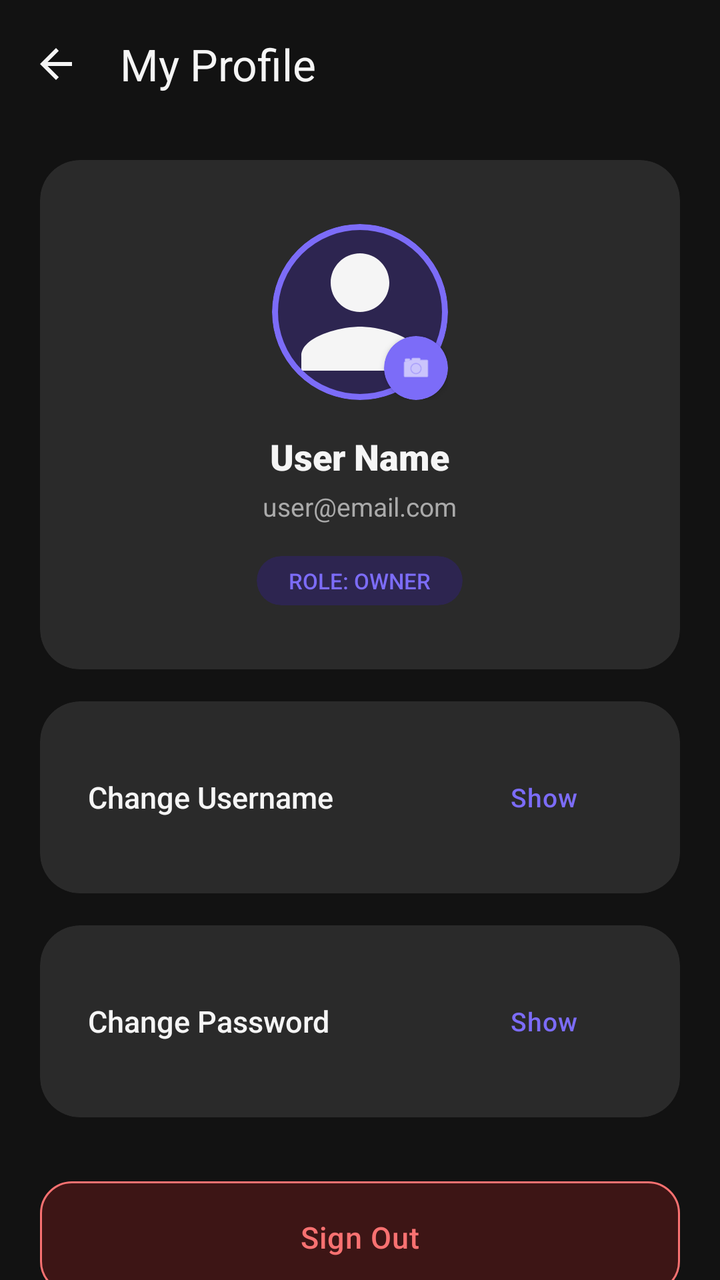
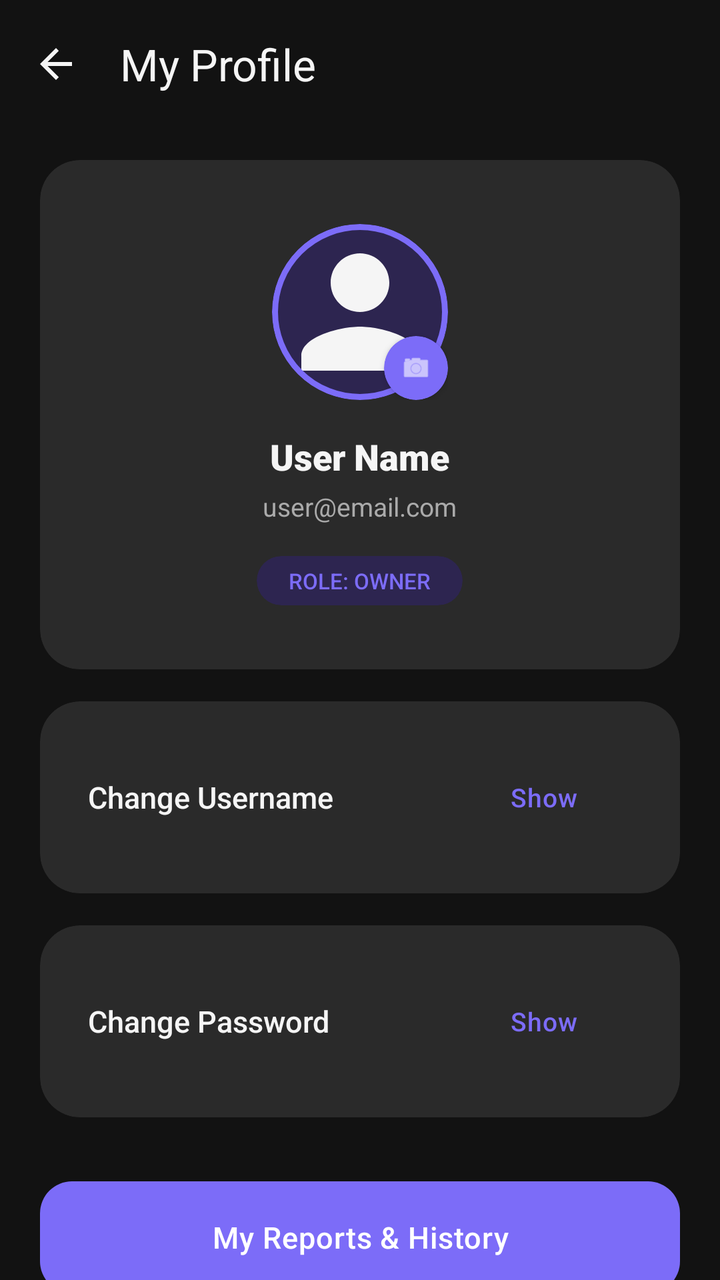

Two renders of the same Android screen: before a commit and after it. Below are the layout's source before the change and the commit's diff.
<!-- AndroidManifest.xml: application theme Theme.Findora -->
<!-- res/layout/activity_profile.xml -->
<?xml version="1.0" encoding="utf-8"?>
<androidx.coordinatorlayout.widget.CoordinatorLayout
    xmlns:android="http://schemas.android.com/apk/res/android"
    xmlns:app="http://schemas.android.com/apk/res-auto"
    android:layout_width="match_parent"
    android:layout_height="match_parent"
    android:background="@color/screen_background">

    <com.google.android.material.appbar.AppBarLayout
        android:layout_width="match_parent"
        android:layout_height="wrap_content"
        android:background="@color/screen_background"
        app:elevation="0dp">

        <com.google.android.material.appbar.MaterialToolbar
            android:id="@+id/toolbar"
            android:layout_width="match_parent"
            android:layout_height="?attr/actionBarSize"
            app:navigationIcon="?attr/homeAsUpIndicator"
            app:navigationIconTint="@color/text_dark"
            app:title="My Profile"
            app:titleTextColor="@color/text_dark" />
    </com.google.android.material.appbar.AppBarLayout>

    <androidx.core.widget.NestedScrollView
        android:layout_width="match_parent"
        android:layout_height="match_parent"
        android:fillViewport="true"
        app:layout_behavior="@string/appbar_scrolling_view_behavior">

        <LinearLayout
            android:layout_width="match_parent"
            android:layout_height="wrap_content"
            android:orientation="vertical"
            android:paddingHorizontal="@dimen/screen_padding_horizontal"
            android:paddingBottom="@dimen/spacing_xlarge">

            
            <com.google.android.material.card.MaterialCardView
                style="@style/Widget.Findora.Card"
                android:layout_width="match_parent"
                android:layout_height="wrap_content"
                android:layout_marginTop="@dimen/spacing_medium">

                <LinearLayout
                    android:layout_width="match_parent"
                    android:layout_height="wrap_content"
                    android:gravity="center_horizontal"
                    android:orientation="vertical"
                    android:paddingVertical="@dimen/spacing_xlarge"
                    android:paddingHorizontal="@dimen/spacing_large">

                    
                    <FrameLayout
                        android:layout_width="wrap_content"
                        android:layout_height="wrap_content"
                        android:layout_gravity="center">

                        <com.google.android.material.card.MaterialCardView
                            android:id="@+id/cvProfilePicture"
                            android:layout_width="88dp"
                            android:layout_height="88dp"
                            app:cardCornerRadius="44dp"
                            app:cardElevation="0dp"
                            app:strokeWidth="3dp"
                            app:strokeColor="@color/primary_purple"
                            app:cardBackgroundColor="@color/light_purple">

                            <ImageView
                                android:id="@+id/ivProfilePicture"
                                android:layout_width="match_parent"
                                android:layout_height="match_parent"
                                android:scaleType="centerCrop"
                                android:src="@drawable/ic_person" />
                        </com.google.android.material.card.MaterialCardView>

                        <com.google.android.material.card.MaterialCardView
                            android:id="@+id/btnEditProfilePicture"
                            android:layout_width="32dp"
                            android:layout_height="32dp"
                            android:layout_gravity="bottom|end"
                            android:clickable="true"
                            android:focusable="true"
                            app:cardCornerRadius="16dp"
                            app:cardElevation="2dp"
                            app:cardBackgroundColor="@color/primary_purple">

                            <ImageView
                                android:layout_width="16dp"
                                android:layout_height="16dp"
                                android:layout_gravity="center"
                                android:src="@android:drawable/ic_menu_camera"
                                app:tint="@android:color/white" />
                        </com.google.android.material.card.MaterialCardView>
                    </FrameLayout>

                    
                    <TextView
                        android:id="@+id/tvFullName"
                        android:layout_width="wrap_content"
                        android:layout_height="wrap_content"
                        android:layout_marginTop="@dimen/spacing_medium"
                        android:text="User Name"
                        android:textColor="@color/text_dark"
                        android:textSize="@dimen/text_h3"
                        android:fontFamily="sans-serif-black" />

                    
                    <TextView
                        android:id="@+id/tvEmail"
                        android:layout_width="wrap_content"
                        android:layout_height="wrap_content"
                        android:layout_marginTop="4dp"
                        android:text="user@email.com"
                        android:textColor="@color/text_gray"
                        android:textSize="@dimen/text_caption" />

                    
                    <com.google.android.material.card.MaterialCardView
                        android:layout_width="wrap_content"
                        android:layout_height="wrap_content"
                        android:layout_marginTop="@dimen/spacing_medium"
                        app:cardCornerRadius="20dp"
                        app:cardElevation="0dp"
                        app:strokeWidth="0dp"
                        app:cardBackgroundColor="@color/light_purple">

                        <TextView
                            android:id="@+id/tvRole"
                            android:layout_width="wrap_content"
                            android:layout_height="wrap_content"
                            android:paddingHorizontal="16dp"
                            android:paddingVertical="5dp"
                            android:text="ROLE: OWNER"
                            android:textColor="@color/primary_purple"
                            android:textSize="11sp"
                            android:fontFamily="sans-serif-medium" />
                    </com.google.android.material.card.MaterialCardView>
                </LinearLayout>
            </com.google.android.material.card.MaterialCardView>

            
            <com.google.android.material.card.MaterialCardView
                style="@style/Widget.Findora.Card"
                android:layout_width="match_parent"
                android:layout_height="wrap_content"
                android:layout_marginTop="@dimen/spacing_medium">

                <LinearLayout
                    android:layout_width="match_parent"
                    android:layout_height="wrap_content"
                    android:orientation="vertical"
                    android:padding="@dimen/spacing_large">

                    <LinearLayout
                        android:layout_width="match_parent"
                        android:layout_height="wrap_content"
                        android:gravity="center_vertical"
                        android:orientation="horizontal">

                        <TextView
                            android:layout_width="0dp"
                            android:layout_height="wrap_content"
                            android:layout_weight="1"
                            android:text="Change Username"
                            android:textColor="@color/text_dark"
                            android:textSize="@dimen/text_body"
                            android:fontFamily="sans-serif-medium" />

                        <com.google.android.material.button.MaterialButton
                            android:id="@+id/btnToggleChangeUsername"
                            style="@style/Widget.Findora.Button.Text"
                            android:layout_width="wrap_content"
                            android:layout_height="wrap_content"
                            android:text="Show" />
                    </LinearLayout>

                    <LinearLayout
                        android:id="@+id/layoutChangeUsernameForm"
                        android:layout_width="match_parent"
                        android:layout_height="wrap_content"
                        android:orientation="vertical"
                        android:visibility="gone">

                        <com.google.android.material.textfield.TextInputLayout
                            style="@style/Widget.Findora.TextInputLayout"
                            android:layout_width="match_parent"
                            android:layout_height="wrap_content"
                            android:layout_marginTop="@dimen/spacing_small"
                            android:hint="Current Username">

                            <com.google.android.material.textfield.TextInputEditText
                                android:id="@+id/etCurrentUsername"
                                android:layout_width="match_parent"
                                android:layout_height="wrap_content"
                                android:inputType="textNoSuggestions"
                                android:enabled="false"
                                android:textColor="@color/text_dark"
                                android:textColorHint="@color/text_hint" />
                        </com.google.android.material.textfield.TextInputLayout>

                        <com.google.android.material.textfield.TextInputLayout
                            style="@style/Widget.Findora.TextInputLayout"
                            android:layout_width="match_parent"
                            android:layout_height="wrap_content"
                            android:layout_marginTop="@dimen/spacing_small"
                            android:hint="New Username">

                            <com.google.android.material.textfield.TextInputEditText
                                android:id="@+id/etNewUsername"
                                android:layout_width="match_parent"
                                android:layout_height="wrap_content"
                                android:inputType="textNoSuggestions"
                                android:textColor="@color/text_dark"
                                android:textColorHint="@color/text_hint" />
                        </com.google.android.material.textfield.TextInputLayout>

                        <com.google.android.material.textfield.TextInputLayout
                            style="@style/Widget.Findora.TextInputLayout"
                            android:layout_width="match_parent"
                            android:layout_height="wrap_content"
                            android:layout_marginTop="@dimen/spacing_small"
                            android:hint="Confirm New Username">

                            <com.google.android.material.textfield.TextInputEditText
                                android:id="@+id/etConfirmUsername"
                                android:layout_width="match_parent"
                                android:layout_height="wrap_content"
                                android:inputType="textNoSuggestions"
                                android:textColor="@color/text_dark"
                                android:textColorHint="@color/text_hint" />
                        </com.google.android.material.textfield.TextInputLayout>

                        <TextView
                            android:id="@+id/tvChangeUsernameError"
                            android:layout_width="match_parent"
                            android:layout_height="wrap_content"
                            android:layout_marginTop="@dimen/spacing_small"
                            android:textColor="@color/error_red"
                            android:textSize="@dimen/text_caption"
                            android:visibility="gone" />

                        <com.google.android.material.button.MaterialButton
                            android:id="@+id/btnUpdateUsername"
                            style="@style/Widget.Findora.Button"
                            android:layout_width="match_parent"
                            android:layout_height="@dimen/button_height"
                            android:layout_marginTop="@dimen/spacing_medium"
                            android:text="Update Username" />
                    </LinearLayout>
                </LinearLayout>
            </com.google.android.material.card.MaterialCardView>

            
            <com.google.android.material.card.MaterialCardView
                style="@style/Widget.Findora.Card"
                android:layout_width="match_parent"
                android:layout_height="wrap_content"
                android:layout_marginTop="@dimen/spacing_medium">

                <LinearLayout
                    android:layout_width="match_parent"
                    android:layout_height="wrap_content"
                    android:orientation="vertical"
                    android:padding="@dimen/spacing_large">

                    <LinearLayout
                        android:layout_width="match_parent"
                        android:layout_height="wrap_content"
                        android:gravity="center_vertical"
                        android:orientation="horizontal">

                        <TextView
                            android:layout_width="0dp"
                            android:layout_height="wrap_content"
                            android:layout_weight="1"
                            android:text="Change Password"
                            android:textColor="@color/text_dark"
                            android:textSize="@dimen/text_body"
                            android:fontFamily="sans-serif-medium" />

                        <com.google.android.material.button.MaterialButton
                            android:id="@+id/btnToggleChangePassword"
                            style="@style/Widget.Findora.Button.Text"
                            android:layout_width="wrap_content"
                            android:layout_height="wrap_content"
                            android:text="Show" />
                    </LinearLayout>

                    <LinearLayout
                        android:id="@+id/layoutChangePasswordForm"
                        android:layout_width="match_parent"
                        android:layout_height="wrap_content"
                        android:orientation="vertical"
                        android:visibility="gone">

                        <com.google.android.material.textfield.TextInputLayout
                            style="@style/Widget.Findora.TextInputLayout"
                            android:layout_width="match_parent"
                            android:layout_height="wrap_content"
                            android:layout_marginTop="@dimen/spacing_small"
                            android:hint="Current Password"
                            app:passwordToggleEnabled="true">

                            <com.google.android.material.textfield.TextInputEditText
                                android:id="@+id/etCurrentPassword"
                                android:layout_width="match_parent"
                                android:layout_height="wrap_content"
                                android:inputType="textPassword"
                                android:textColor="@color/text_dark"
                                android:textColorHint="@color/text_hint" />
                        </com.google.android.material.textfield.TextInputLayout>

                        <com.google.android.material.textfield.TextInputLayout
                            style="@style/Widget.Findora.TextInputLayout"
                            android:layout_width="match_parent"
                            android:layout_height="wrap_content"
                            android:layout_marginTop="@dimen/spacing_small"
                            android:hint="New Password"
                            app:passwordToggleEnabled="true">

                            <com.google.android.material.textfield.TextInputEditText
                                android:id="@+id/etNewPassword"
                                android:layout_width="match_parent"
                                android:layout_height="wrap_content"
                                android:inputType="textPassword"
                                android:textColor="@color/text_dark"
                                android:textColorHint="@color/text_hint" />
                        </com.google.android.material.textfield.TextInputLayout>

                        <com.google.android.material.textfield.TextInputLayout
                            style="@style/Widget.Findora.TextInputLayout"
                            android:layout_width="match_parent"
                            android:layout_height="wrap_content"
                            android:layout_marginTop="@dimen/spacing_small"
                            android:hint="Confirm New Password"
                            app:passwordToggleEnabled="true">

                            <com.google.android.material.textfield.TextInputEditText
                                android:id="@+id/etConfirmPassword"
                                android:layout_width="match_parent"
                                android:layout_height="wrap_content"
                                android:inputType="textPassword"
                                android:textColor="@color/text_dark"
                                android:textColorHint="@color/text_hint" />
                        </com.google.android.material.textfield.TextInputLayout>

                        <TextView
                            android:id="@+id/tvChangePasswordError"
                            android:layout_width="match_parent"
                            android:layout_height="wrap_content"
                            android:layout_marginTop="@dimen/spacing_small"
                            android:textColor="@color/error_red"
                            android:textSize="@dimen/text_caption"
                            android:visibility="gone" />

                        <com.google.android.material.button.MaterialButton
                            android:id="@+id/btnUpdatePassword"
                            style="@style/Widget.Findora.Button"
                            android:layout_width="match_parent"
                            android:layout_height="@dimen/button_height"
                            android:layout_marginTop="@dimen/spacing_medium"
                            android:text="Update Password" />
                    </LinearLayout>
                </LinearLayout>
            </com.google.android.material.card.MaterialCardView>

            
            <com.google.android.material.button.MaterialButton
                android:id="@+id/btnLogout"
                style="@style/Widget.Findora.Button"
                android:layout_width="match_parent"
                android:layout_height="@dimen/button_height"
                android:layout_marginTop="@dimen/spacing_xlarge"
                android:text="Sign Out"
                app:backgroundTint="@color/light_red"
                android:textColor="@color/error_red"
                app:strokeColor="@color/error_red"
                app:strokeWidth="1dp" />

        </LinearLayout>
    </androidx.core.widget.NestedScrollView>
</androidx.coordinatorlayout.widget.CoordinatorLayout>
<!-- resources referenced by this layout -->
<resources>
  <color name="error_red">#F87171</color>
  <color name="light_purple">#2D2550</color>
  <color name="light_red">#3D1515</color>
  <color name="primary_purple">#7C6CF8</color>
  <color name="screen_background">#121212</color>
  <color name="text_dark">#F5F5F5</color>
  <color name="text_gray">#AAAAAA</color>
  <color name="text_hint">#666666</color>
  <dimen name="button_height">56dp</dimen>
  <dimen name="screen_padding_horizontal">20dp</dimen>
  <dimen name="spacing_large">24dp</dimen>
  <dimen name="spacing_medium">16dp</dimen>
  <dimen name="spacing_small">8dp</dimen>
  <dimen name="spacing_xlarge">32dp</dimen>
  <dimen name="text_body">15sp</dimen>
  <dimen name="text_caption">13sp</dimen>
  <dimen name="text_h3">18sp</dimen>
  <!-- drawable ic_person (drawable) -->
  <vector xmlns:android="http://schemas.android.com/apk/res/android"
      android:width="24dp"
      android:height="24dp"
      android:viewportWidth="24"
      android:viewportHeight="24">
    <path
        android:fillColor="@color/text_dark"
        android:pathData="M12,12c2.21,0 4,-1.79 4,-4s-1.79,-4 -4,-4 -4,1.79 -4,4 1.79,4 4,4zM12,14c-2.67,0 -8,1.34 -8,4v2h16v-2c0,-2.66 -5.33,-4 -8,-4z"/>
  </vector>
  <style name="Widget.Findora.Button.Text" parent="Widget.Material3.Button.TextButton">
          <item name="android:textAllCaps">false</item>
          <item name="android:textSize">@dimen/text_caption</item>
          <item name="android:fontFamily">sans-serif-medium</item>
          <item name="android:textColor">@color/primary_purple</item>
      </style>
  <style name="Widget.Findora.Card" parent="Widget.Material3.CardView.Elevated">
          <item name="cardCornerRadius">@dimen/card_corner_radius</item>
          <item name="cardElevation">0dp</item>
          <item name="strokeWidth">0dp</item>
          <item name="cardBackgroundColor">@color/card_background</item>
          <item name="rippleColor">@color/primary_purple_10</item>
      </style>
  <dimen name="button_corner_radius">16dp</dimen>
  <color name="white">#FFFFFF</color>
  <dimen name="card_corner_radius">20dp</dimen>
  <color name="card_background">#2A2A2A</color>
  <color name="primary_purple_10">#1A7C6CF8</color>
  <dimen name="input_corner_radius">14dp</dimen>
  <color name="md_theme_outline">#444444</color>
  <color name="surface_02">#252525</color>
  <color name="md_theme_onPrimaryContainer">#CEC6FF</color>
  <color name="success_green">#4ADE80</color>
  <color name="md_theme_onSecondary">#0A2618</color>
  <color name="light_green">#0D2B1A</color>
  <color name="md_theme_onError">#3D0000</color>
  <color name="surface_01">#1E1E1E</color>
  <style name="Widget.Findora.Chip" parent="Widget.Material3.Chip.Filter">
          <item name="chipCornerRadius">@dimen/chip_corner_radius</item>
          <item name="chipBackgroundColor">@color/chip_bg_colors</item>
          <item name="chipStrokeColor">@color/chip_stroke_colors</item>
          <item name="chipStrokeWidth">1dp</item>
          <item name="android:textColor">@color/chip_text_colors</item>
          <item name="checkedIconVisible">false</item>
          <item name="chipMinHeight">36dp</item>
          <item name="android:textSize">@dimen/text_caption</item>
          <item name="android:textStyle">bold</item>
      </style>
  <style name="Widget.Findora.BottomNav" parent="Widget.MaterialComponents.BottomNavigationView">
          <item name="itemIconTint">@color/nav_item_colors</item>
          <item name="itemTextColor">@color/nav_item_colors</item>
          <item name="itemActiveIndicatorStyle">@style/Widget.Findora.BottomNav.ActiveIndicator</item>
      </style>
  <dimen name="chip_corner_radius">20dp</dimen>
  <style name="Widget.Findora.BottomNav.ActiveIndicator" parent="Widget.Material3.BottomNavigationView.ActiveIndicator">
          <item name="android:color">@color/light_purple</item>
      </style>
  <!-- unchanged entries left out for length: 3 -->
</resources>

<!-- the commit's change to res/layout/activity_profile.xml (unified diff, before → after) -->
@@ -367,6 +367,16 @@
 
             
             <com.google.android.material.button.MaterialButton
+                android:id="@+id/btnMyReports"
+                style="@style/Widget.Findora.Button"
+                android:layout_width="match_parent"
+                android:layout_height="@dimen/button_height"
+                android:layout_marginTop="@dimen/spacing_xlarge"
+                android:text="My Reports &amp; History"
+                app:backgroundTint="@color/primary_purple" />
+
+            
+            <com.google.android.material.button.MaterialButton
                 android:id="@+id/btnLogout"
                 style="@style/Widget.Findora.Button"
                 android:layout_width="match_parent"
